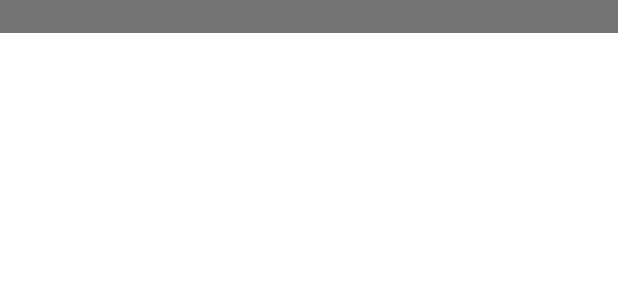
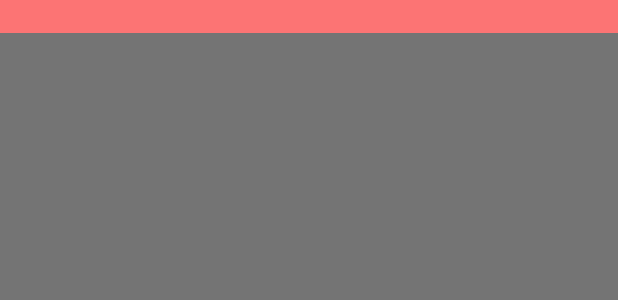
Before and after one commit to marklapasa/rfdhotdealswidget, an Android app: the layout news_item.xml on its own in the app's theme, with its tools: preview values and no code run, on a phone screen of 412 x 824 dp. Shown: the top 300 px of the screen. Run offline under Robolectric (Android 15) with nearby library versions, the phone set to English and light mode, and no system bars.

Commit message:
Re-applied transparency styling

```diff
--- a/app/src/main/res/drawable-nodpi/news_item_unread_background.xml
+++ b/app/src/main/res/drawable-nodpi/news_item_unread_background.xml
@@ -17,6 +17,6 @@
 <shape xmlns:android="http://schemas.android.com/apk/res/android"
     android:shape="rectangle" >
 
-    <solid android:color="#FFFFFFFF" />
+    <solid android:color="#88000000" />
 
 </shape>
--- a/app/src/main/res/drawable-nodpi/widget_header_background.xml
+++ b/app/src/main/res/drawable-nodpi/widget_header_background.xml
@@ -17,9 +17,6 @@
 <shape xmlns:android="http://schemas.android.com/apk/res/android"
     android:shape="rectangle" >
 
-    <gradient
-        android:angle="270"
-        android:endColor="#ffff0000"
-        android:startColor="#ffff5252" />
+    <solid android:color="#88000000" />
 
 </shape>
--- a/app/src/main/res/drawable-nodpi/widget_item_date_background.xml
+++ b/app/src/main/res/drawable-nodpi/widget_item_date_background.xml
@@ -17,6 +17,6 @@
 <shape xmlns:android="http://schemas.android.com/apk/res/android"
     android:shape="rectangle" >
 
-    <solid android:color="#88000000" />
+    <solid android:color="#88ff0000" />
 
 </shape>
--- a/app/src/main/res/layout/news_item.xml
+++ b/app/src/main/res/layout/news_item.xml
@@ -60,7 +60,7 @@
             android:paddingLeft="13dp"
             android:paddingRight="13dp"
             android:paddingTop="3dp"
-            android:textColor="#000000"
+            android:textColor="#fff"
             android:textSize="11sp"
             android:textStyle="bold" />
 
@@ -78,7 +78,7 @@
             android:paddingBottom="3dp"
             android:paddingLeft="13dp"
             android:paddingRight="16dp"
-            android:textColor="#000000"
+            android:textColor="#fff"
             android:textSize="11sp" />
 
         <!-- New NewsItem Indicator -->
--- a/app/src/main/res/layout/news_item_no_thumbnail.xml
+++ b/app/src/main/res/layout/news_item_no_thumbnail.xml
@@ -50,7 +50,7 @@
             android:paddingLeft="13dp"
             android:paddingRight="13dp"
             android:paddingTop="3dp"
-            android:textColor="#000000"
+            android:textColor="#fff"
             android:textSize="11sp"
             android:textStyle="bold" />
 
@@ -68,7 +68,7 @@
             android:paddingBottom="3dp"
             android:paddingLeft="13dp"
             android:paddingRight="16dp"
-            android:textColor="#000000"
+            android:textColor="#fff"
             android:textSize="11sp" />
 
         <!-- New NewsItem Indicator -->
```
